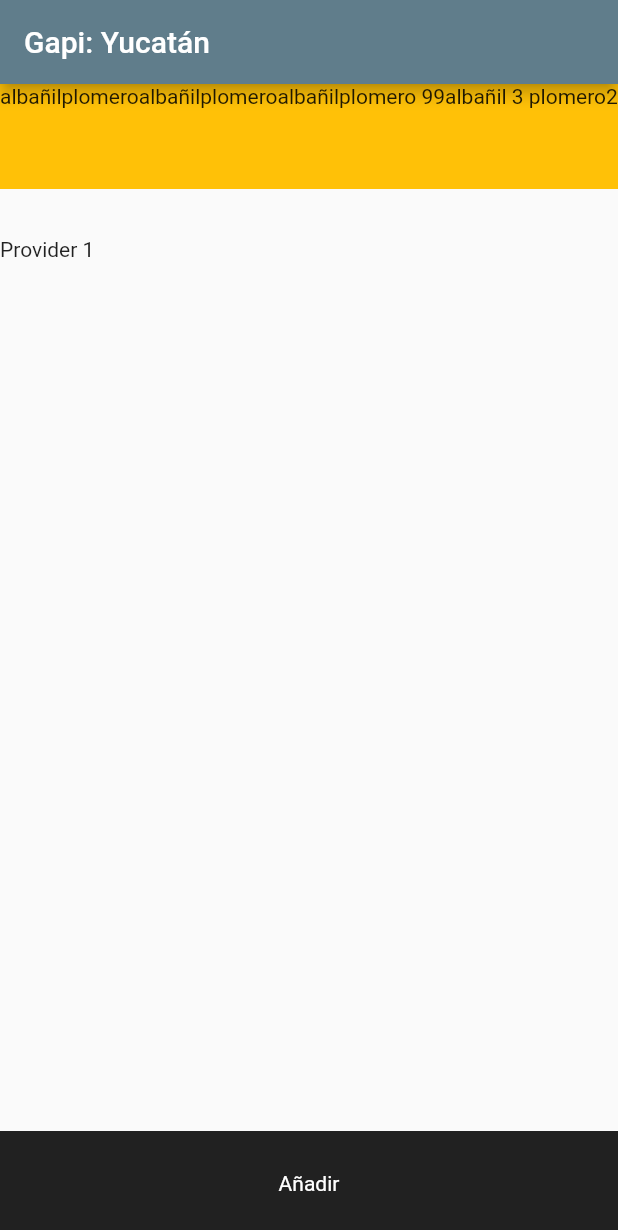
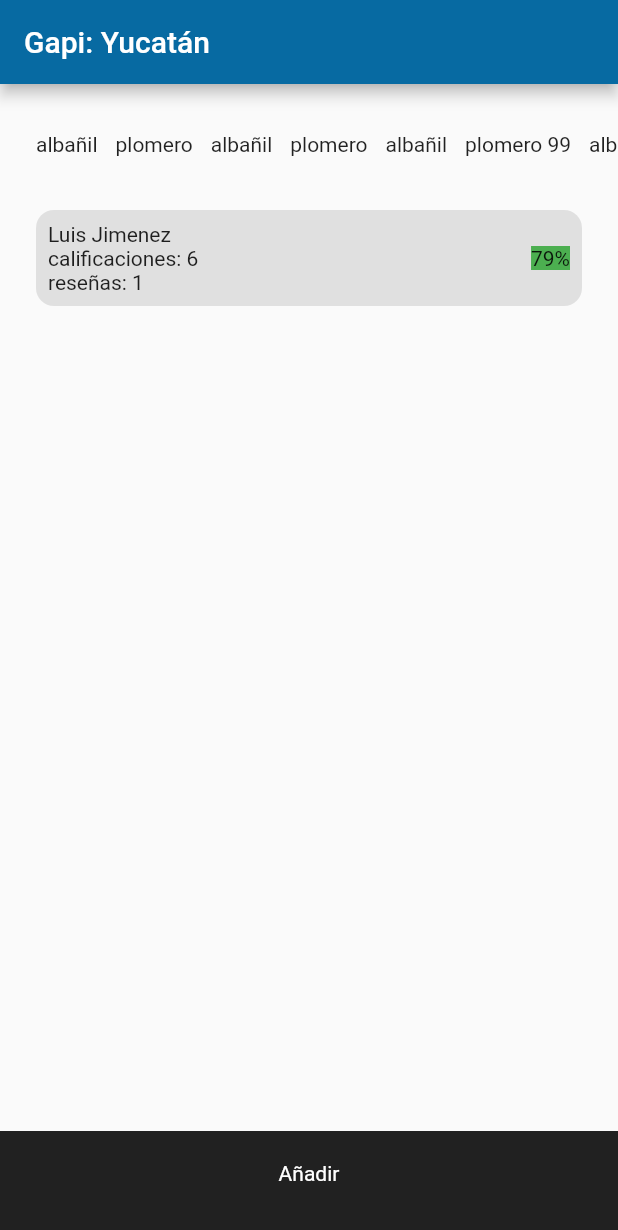
Before and after one commit to tomasbaran/gapi, a Flutter app: the screen it shows after launch, on a phone screen of 412 x 824 dp. Shown: the top 1230 px of the screen. Run offline on Flutter 3.47's test engine with Material 2 defaults, Android fonts, the phone set to English and light mode, and no system bars.

```diff
--- a/lib/main.dart
+++ b/lib/main.dart
@@ -14,7 +14,10 @@ class MyApp extends StatelessWidget {
     return MaterialApp(
       title: 'Gapi',
       theme: ThemeData(
-        primarySwatch: Colors.blueGrey,
+        primaryColor: const Color(0xFF076AA2),
+        appBarTheme: AppBarTheme(
+          color: const Color(0xFF076AA2),
+        ),
       ),
       home: const ProvidersListScreen(title: 'Gapi: Yucatán'),
     );
--- a/lib/screens/providers_list_screen.dart
+++ b/lib/screens/providers_list_screen.dart
@@ -1,3 +1,4 @@
+import 'package:flutter/cupertino.dart';
 import 'package:flutter/material.dart';
 
 class ProvidersListScreen extends StatelessWidget {
@@ -11,35 +12,118 @@ class ProvidersListScreen extends StatelessWidget {
         title: Text(title),
       ),
       body: Column(children: [
+        SizedBox(
+          height: 32,
+        ),
         Container(
-            color: Colors.amber,
-            height: 70,
+            // color: Colors.amber,
+            height: 40,
             child: ListView(scrollDirection: Axis.horizontal, children: [
+              SizedBox(width: 24),
               Text('albañil'),
+              SizedBox(width: 12),
               Text('plomero'),
+              SizedBox(width: 12),
               Text('albañil'),
+              SizedBox(width: 12),
               Text('plomero'),
+              SizedBox(width: 12),
               Text('albañil'),
+              SizedBox(width: 12),
               Text('plomero 99'),
+              SizedBox(width: 12),
               Text('albañil 3 '),
               Text('plomero23 23 23'),
             ])),
         SizedBox(
-          height: 32,
+          height: 12,
         ),
         Expanded(
+          child: Padding(
+            padding: const EdgeInsets.symmetric(horizontal: 24.0),
             child: ListView(
-            children: [Text('Provider 1')],
+              children: [
+                Container(
+                    padding: EdgeInsets.all(8),
+                    decoration: BoxDecoration(
+                      color: Colors.grey[300],
+                      borderRadius: BorderRadius.all(Radius.circular(12)),
+                    ),
+                    child: Row(
+                      mainAxisAlignment: MainAxisAlignment.spaceBetween,
+                      children: [
+                        Column(
+                          crossAxisAlignment: CrossAxisAlignment.start,
+                          children: [
+                            Text('Luis Jimenez'),
+                            Text('calificaciones: 6'),
+                            Text('reseñas: 1'),
+                          ],
+                        ),
+                        Container(
+                          color: Colors.green,
+                          child: Text('79%'),
+                        ),
+                      ],
+                    ))
+              ],
             ),
           ),
-        Container(
+        ),
+        GestureDetector(
+          child: Container(
+            padding: const EdgeInsets.only(top: 20),
             height: 70,
             width: double.infinity,
             color: Colors.black87,
-          child: Center(
+            child: const Align(
+              alignment: Alignment.topCenter,
               child: Text(
                 'Añadir',
                 style: TextStyle(color: Colors.white),
+              ),
+            ),
+          ),
+          onTap: () => showModalBottomSheet(
+            context: context,
+            builder: (BuildContext context) => Scaffold(
+              appBar: AppBar(
+                title: Text('Añade nuevo trabajador'),
+              ),
+              body: Padding(
+                padding: const EdgeInsets.all(8.0),
+                child: Padding(
+                  padding: const EdgeInsets.all(16.0),
+                  child: Column(
+                    children: [
+                      DropdownList(),
+                      TextField(
+                        decoration: InputDecoration(
+                          label: Text('Nombre del proveedor'),
+                          border: OutlineInputBorder(),
+                          hintText: 'Juan Bautista',
+                        ),
+                      ),
+                      SizedBox(height: 20),
+                      TextField(
+                        decoration: InputDecoration(
+                          label: Text('Teléfono del proveedor'),
+                          border: OutlineInputBorder(),
+                          hintText: '999 123 45 67',
+                        ),
+                      ),
+                      SizedBox(height: 20),
+                      TextField(
+                        decoration: InputDecoration(
+                          label: Text('Disponible en'),
+                          border: OutlineInputBorder(),
+                          hintText: 'Mérida',
+                        ),
+                      ),
+                    ],
+                  ),
+                ),
+              ),
             ),
           ),
         ),
@@ -47,3 +131,37 @@ class ProvidersListScreen extends StatelessWidget {
     );
   }
 }
+
+class DropdownList extends StatefulWidget {
+  const DropdownList({
+    Key? key,
+  }) : super(key: key);
+
+  @override
+  State<DropdownList> createState() => _DropdownListState();
+}
+
+class _DropdownListState extends State<DropdownList> {
+  String dropdownValue = 'plomero';
+  @override
+  Widget build(BuildContext context) {
+    return DropdownButton(
+      items: [
+        DropdownMenuItem(
+          value: 'plomero',
+          child: Text('plomero'),
+        ),
+        DropdownMenuItem(
+          value: 'electricista',
+          child: Text('electricista'),
+        ),
+      ],
+      onChanged: (String? value) {
+        // This is called when the user selects an item.
+        setState(() {
+          dropdownValue = value!;
+        });
+      },
+    );
+  }
+}
```
Also changed, not shown: lib/screens/add_provider_screen.dart (added, +19 -0 lines). Lines whose indentation alone changed are shown as unchanged.
